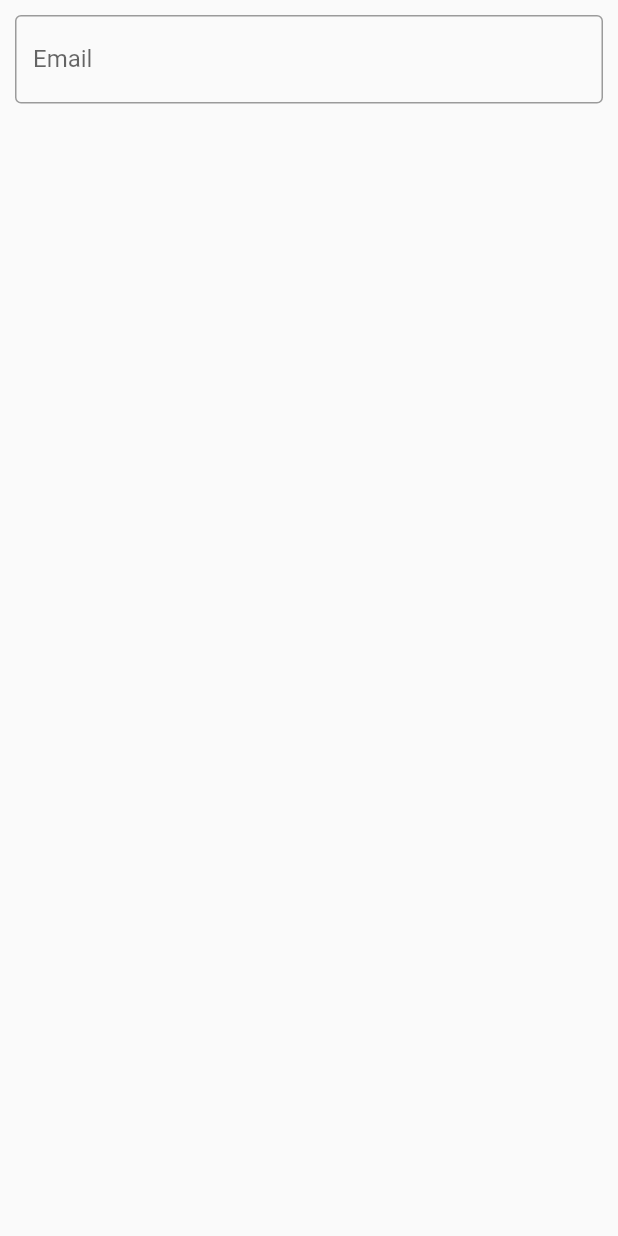
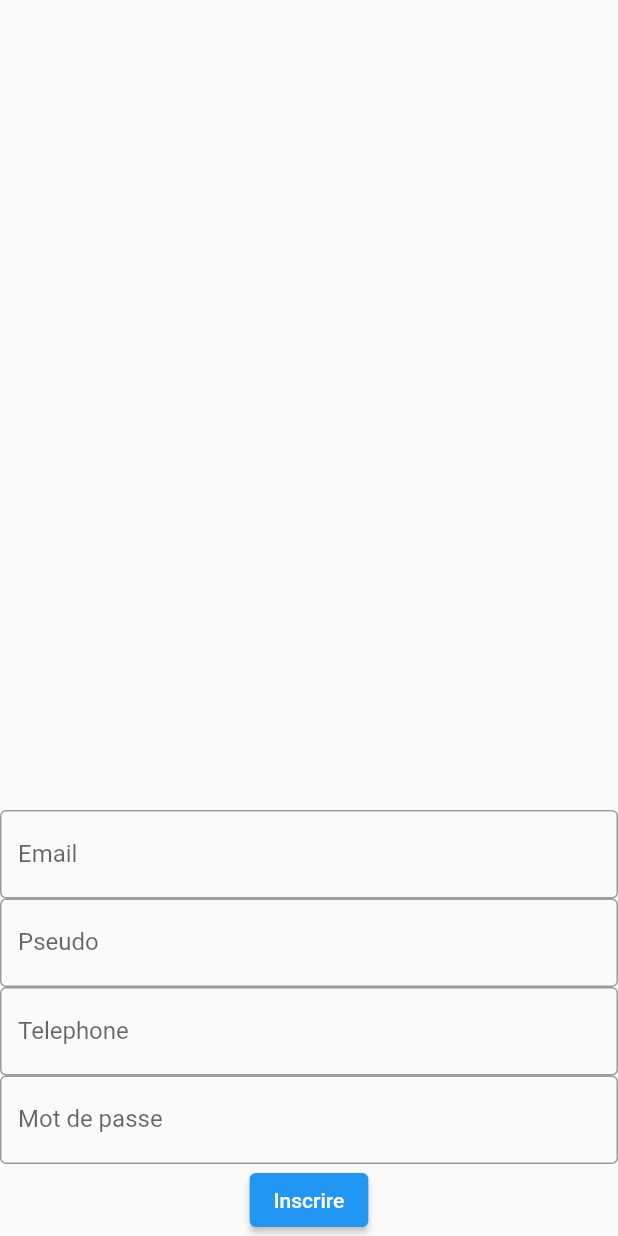
Before and after one commit to ZephirSD/MessageHDM, a Flutter app: the InscriptionContainer screen opened directly, on a phone screen of 412 x 824 dp. Run offline on Flutter 3.47's test engine with Material 2 defaults, Android fonts, the phone set to English and light mode, and no system bars.

Commit message:
Création du formulaire dans la page d'Inscription

```diff
--- a/lib/Pages/Inscription.dart
+++ b/lib/Pages/Inscription.dart
@@ -20,21 +20,53 @@ class InscriptionContainer extends StatefulWidget {
 }
 
 class _InscriptionContainerState extends State<InscriptionContainer> {
+  final _formInscr = GlobalKey<FormState>();
   @override
   Widget build(BuildContext context) {
-    return Container(
+    return Scaffold(
+      body: SafeArea(
+        child: Container(
           child: Column(
             children: [
-          Padding(
-            padding: const EdgeInsets.all(10),
-            child: const TextField(
+              Expanded(child: Container()),
+              Form(
+                key: _formInscr,
+                child: Column(
+                  children: [
+                    TextField(
                       decoration: InputDecoration(
                         border: OutlineInputBorder(),
                         labelText: 'Email',
                       ),
                     ),
+                    TextField(
+                      decoration: InputDecoration(
+                        border: OutlineInputBorder(),
+                        labelText: 'Pseudo',
                       ),
+                    ),
+                    TextField(
+                      decoration: InputDecoration(
+                        border: OutlineInputBorder(),
+                        labelText: 'Telephone',
+                      ),
+                    ),
+                    TextField(
+                      decoration: InputDecoration(
+                        border: OutlineInputBorder(),
+                        labelText: 'Mot de passe',
+                      ),
+                    ),
+                    ElevatedButton(
+                      onPressed: () {},
+                      child: const Text('Inscrire'),
+                    )
                   ],
+                ),
+              )
+            ],
+          ),
+        ),
       ),
     );
   }
```
Lines whose indentation alone changed are shown as unchanged.
